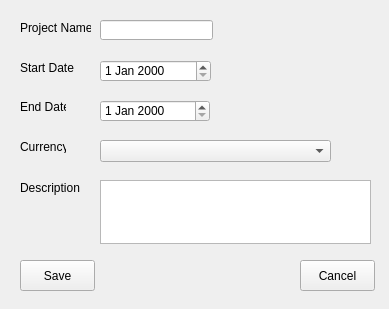
Old version of the form open-ihm/gui/designs/ui_newproject.ui in the repository snim2mirror/openihm.
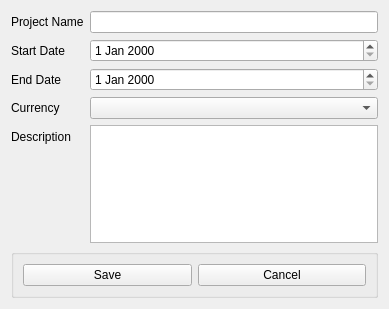
New version of the form.

Commit message: Added layout manager to most dialogs. One report and all tabbed dialogs still to go.

```diff
--- a/open-ihm/gui/designs/ui_newproject.ui
+++ b/open-ihm/gui/designs/ui_newproject.ui
@@ -19,147 +19,81 @@
   <property name="windowTitle">
    <string>Create Project</string>
   </property>
-  <widget class="QPushButton" name="cmdSave">
-   <property name="geometry">
-    <rect>
-     <x>20</x>
-     <y>260</y>
-     <width>75</width>
-     <height>31</height>
-    </rect>
-   </property>
-   <property name="text">
-    <string>Save</string>
-   </property>
-  </widget>
-  <widget class="QPushButton" name="cmdCancel">
-   <property name="geometry">
-    <rect>
-     <x>300</x>
-     <y>260</y>
-     <width>75</width>
-     <height>31</height>
-    </rect>
-   </property>
-   <property name="text">
-    <string>Cancel</string>
-   </property>
-  </widget>
-  <widget class="QLineEdit" name="txtProjectName">
-   <property name="geometry">
-    <rect>
-     <x>100</x>
-     <y>20</y>
-     <width>113</width>
-     <height>20</height>
-    </rect>
-   </property>
-  </widget>
+  <layout class="QFormLayout" name="formLayout">
+   <item row="0" column="0">
   <widget class="QLabel" name="label_2">
-   <property name="geometry">
-    <rect>
-     <x>20</x>
-     <y>20</y>
-     <width>71</width>
-     <height>16</height>
-    </rect>
-   </property>
    <property name="text">
     <string>Project Name</string>
    </property>
   </widget>
+   </item>
+   <item row="0" column="1">
+    <widget class="QLineEdit" name="txtProjectName"/>
+   </item>
+   <item row="1" column="0">
   <widget class="QLabel" name="label_3">
-   <property name="geometry">
-    <rect>
-     <x>20</x>
-     <y>60</y>
-     <width>61</width>
-     <height>16</height>
-    </rect>
-   </property>
    <property name="text">
     <string>Start Date</string>
    </property>
   </widget>
-  <widget class="QDateEdit" name="dtpStartDate">
-   <property name="geometry">
-    <rect>
-     <x>100</x>
-     <y>60</y>
-     <width>111</width>
-     <height>22</height>
-    </rect>
-   </property>
-  </widget>
+   </item>
+   <item row="1" column="1">
+    <widget class="QDateEdit" name="dtpStartDate"/>
+   </item>
+   <item row="2" column="0">
   <widget class="QLabel" name="label_4">
-   <property name="geometry">
-    <rect>
-     <x>20</x>
-     <y>100</y>
-     <width>46</width>
-     <height>13</height>
-    </rect>
-   </property>
    <property name="text">
     <string>End Date</string>
    </property>
   </widget>
-  <widget class="QDateEdit" name="dtpEndDate">
-   <property name="geometry">
-    <rect>
-     <x>100</x>
-     <y>100</y>
-     <width>110</width>
-     <height>22</height>
-    </rect>
-   </property>
-  </widget>
-  <widget class="QLabel" name="label_5">
-   <property name="geometry">
-    <rect>
-     <x>20</x>
-     <y>180</y>
-     <width>61</width>
-     <height>16</height>
-    </rect>
-   </property>
-   <property name="text">
-    <string>Description</string>
-   </property>
-  </widget>
-  <widget class="QTextEdit" name="txtDescription">
-   <property name="geometry">
-    <rect>
-     <x>100</x>
-     <y>180</y>
-     <width>271</width>
-     <height>64</height>
-    </rect>
-   </property>
-  </widget>
+   </item>
+   <item row="2" column="1">
+    <widget class="QDateEdit" name="dtpEndDate"/>
+   </item>
+   <item row="3" column="0">
   <widget class="QLabel" name="label_6">
-   <property name="geometry">
-    <rect>
-     <x>20</x>
-     <y>140</y>
-     <width>46</width>
-     <height>13</height>
-    </rect>
-   </property>
    <property name="text">
     <string>Currency</string>
    </property>
   </widget>
-  <widget class="QComboBox" name="cmbCurrency">
-   <property name="geometry">
-    <rect>
-     <x>100</x>
-     <y>140</y>
-     <width>231</width>
-     <height>22</height>
-    </rect>
-   </property>
-  </widget>
+   </item>
+   <item row="3" column="1">
+    <widget class="QComboBox" name="cmbCurrency"/>
+   </item>
+   <item row="4" column="0">
+    <widget class="QLabel" name="label_5">
+     <property name="text">
+      <string>Description</string>
+     </property>
+    </widget>
+   </item>
+   <item row="4" column="1">
+    <widget class="QTextEdit" name="txtDescription"/>
+   </item>
+   <item row="5" column="0" colspan="2">
+    <widget class="QGroupBox" name="groupBox">
+     <property name="title">
+      <string/>
+     </property>
+     <layout class="QHBoxLayout" name="horizontalLayout">
+      <item>
+       <widget class="QPushButton" name="cmdSave">
+        <property name="text">
+         <string>Save</string>
+        </property>
+       </widget>
+      </item>
+      <item>
+       <widget class="QPushButton" name="cmdCancel">
+        <property name="text">
+         <string>Cancel</string>
+        </property>
+       </widget>
+      </item>
+     </layout>
+    </widget>
+   </item>
+  </layout>
  </widget>
  <tabstops>
   <tabstop>txtProjectName</tabstop>
```
Lines whose indentation alone changed are shown as unchanged. The commit also changes 97 other files.
